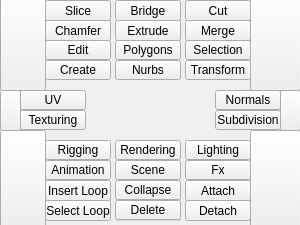
The window that tk_ui/main.ui (m3trik/Scripts_portable) describes before a commit, drawn with Qt 5.
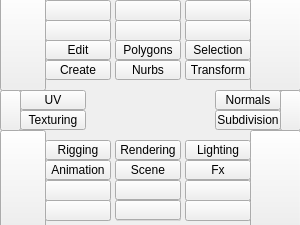
The same window after the commit.

The edit to the form file:
```diff
--- a/tk_ui/main.ui
+++ b/tk_ui/main.ui
@@ -120,7 +120,7 @@
      <string/>
     </property>
    </widget>
-   <widget class="QPushButton" name="v007">
+   <widget class="QPushButton" name="v013">
     <property name="geometry">
      <rect>
       <x>280</x>
@@ -136,7 +136,7 @@
      <string/>
     </property>
    </widget>
-   <widget class="QPushButton" name="v006">
+   <widget class="QPushButton" name="v012">
     <property name="geometry">
      <rect>
       <x>0</x>
@@ -582,7 +582,7 @@
       <string>Bridge</string>
      </property>
      <property name="text">
-      <string>Bridge</string>
+      <string/>
      </property>
     </widget>
     <widget class="QPushButton" name="v000">
@@ -598,7 +598,7 @@
       <string>Extrude</string>
      </property>
      <property name="text">
-      <string>Extrude</string>
+      <string/>
      </property>
     </widget>
    </widget>
@@ -614,7 +614,7 @@
     <property name="title">
      <string/>
     </property>
-    <widget class="QPushButton" name="v012">
+    <widget class="QPushButton" name="v010">
      <property name="geometry">
       <rect>
        <x>0</x>
@@ -627,7 +627,7 @@
       <string/>
      </property>
      <property name="text">
-      <string>Chamfer</string>
+      <string/>
      </property>
     </widget>
     <widget class="QPushButton" name="v003">
@@ -643,7 +643,7 @@
       <string>Delete</string>
      </property>
      <property name="text">
-      <string>Slice</string>
+      <string/>
      </property>
     </widget>
    </widget>
@@ -672,10 +672,10 @@
       <string>Multi-Cut</string>
      </property>
      <property name="text">
-      <string>Cut</string>
+      <string/>
      </property>
     </widget>
-    <widget class="QPushButton" name="v013">
+    <widget class="QPushButton" name="v011">
      <property name="geometry">
       <rect>
        <x>0</x>
@@ -688,7 +688,7 @@
       <string/>
      </property>
      <property name="text">
-      <string>Merge</string>
+      <string/>
      </property>
     </widget>
    </widget>
@@ -704,7 +704,7 @@
     <property name="title">
      <string/>
     </property>
-    <widget class="QPushButton" name="v009">
+    <widget class="QPushButton" name="v007">
      <property name="geometry">
       <rect>
        <x>0</x>
@@ -717,10 +717,10 @@
       <string/>
      </property>
      <property name="text">
-      <string>Select Loop</string>
+      <string/>
      </property>
     </widget>
-    <widget class="QPushButton" name="v008">
+    <widget class="QPushButton" name="v006">
      <property name="geometry">
       <rect>
        <x>0</x>
@@ -733,7 +733,7 @@
       <string/>
      </property>
      <property name="text">
-      <string>Insert Loop</string>
+      <string/>
      </property>
     </widget>
    </widget>
@@ -762,7 +762,7 @@
       <string>Delete history</string>
      </property>
      <property name="text">
-      <string>Delete</string>
+      <string/>
      </property>
     </widget>
     <widget class="QPushButton" name="v005">
@@ -778,7 +778,7 @@
       <string>Minimize Window</string>
      </property>
      <property name="text">
-      <string>Collapse</string>
+      <string/>
      </property>
     </widget>
    </widget>
@@ -794,7 +794,7 @@
     <property name="title">
      <string/>
     </property>
-    <widget class="QPushButton" name="v010">
+    <widget class="QPushButton" name="v008">
      <property name="geometry">
       <rect>
        <x>0</x>
@@ -807,10 +807,10 @@
       <string/>
      </property>
      <property name="text">
-      <string>Detach</string>
+      <string/>
      </property>
     </widget>
-    <widget class="QPushButton" name="v011">
+    <widget class="QPushButton" name="v009">
      <property name="geometry">
       <rect>
        <x>0</x>
@@ -823,7 +823,7 @@
       <string/>
      </property>
      <property name="text">
-      <string>Attach</string>
+      <string/>
      </property>
     </widget>
    </widget>
@@ -835,12 +835,12 @@
    <zorder>l022</zorder>
    <zorder>l003</zorder>
    <zorder>l023</zorder>
-   <zorder>v007</zorder>
+   <zorder>v013</zorder>
    <zorder>i022</zorder>
    <zorder>i020</zorder>
    <zorder>i021</zorder>
    <zorder>i023</zorder>
-   <zorder>v006</zorder>
+   <zorder>v012</zorder>
    <zorder>i016</zorder>
    <zorder>i017</zorder>
    <zorder>i013</zorder>
```
